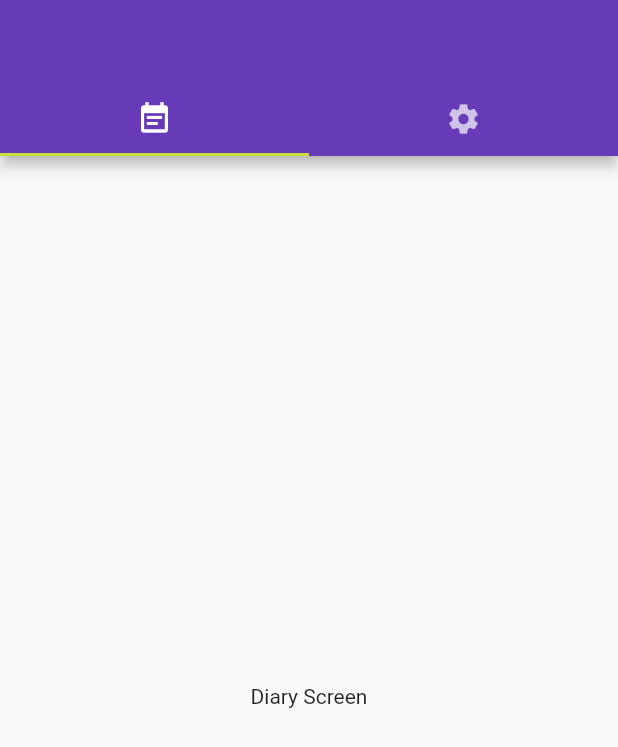
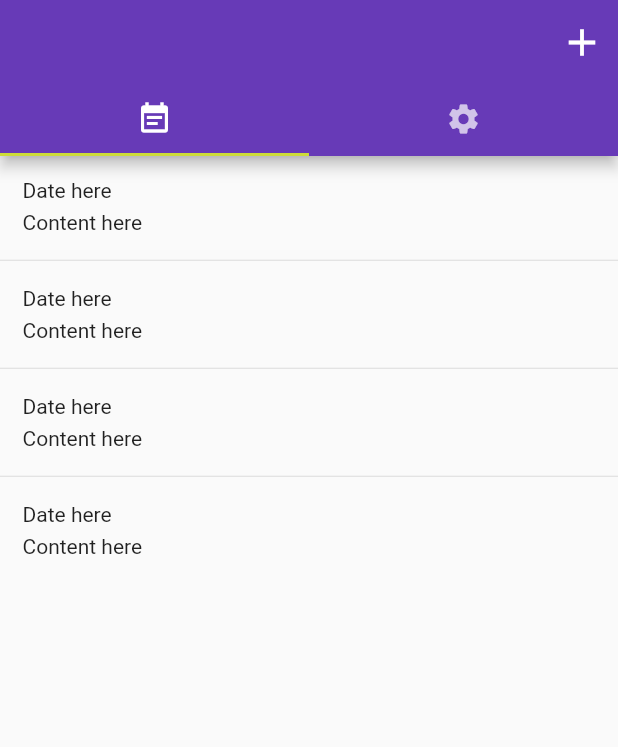
Before and after one commit to davidonuche/my_diary, a Flutter app: the screen it shows after launch, on a phone screen of 412 x 824 dp. Shown: the top 747 px of the screen. Run offline on Flutter 3.47's test engine with Material 2 defaults, Android fonts, the phone set to English and light mode, and no system bars; our stand-ins replace get.

```diff
--- a/lib/screens/diary_screen.dart
+++ b/lib/screens/diary_screen.dart
@@ -6,7 +6,23 @@ class DiaryScreen extends StatelessWidget {
   @override
   Widget build(BuildContext context) {
     return Center(
-      child: Text('Diary Screen'),
+      child: ListView.separated(
+          itemBuilder: (context, index) {
+            return Padding(
+              padding: const EdgeInsets.all(15.0),
+              child: Column(
+                  crossAxisAlignment: CrossAxisAlignment.start,
+                  children: [
+                    Text("Date here"),
+                    SizedBox(height: 5),
+                    Text("Content here"),
+                  ]),
+            );
+          },
+          separatorBuilder: (context, index) => Divider(
+                height: 5,
+              ),
+          itemCount: 4),
     );
   }
 }
```
Also changed, not shown: lib/diary_tab_bar_view.dart (+45 -2 lines).
